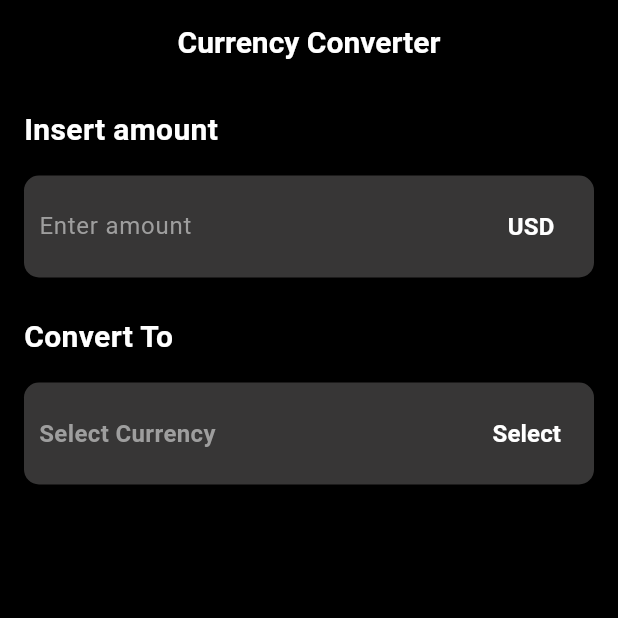
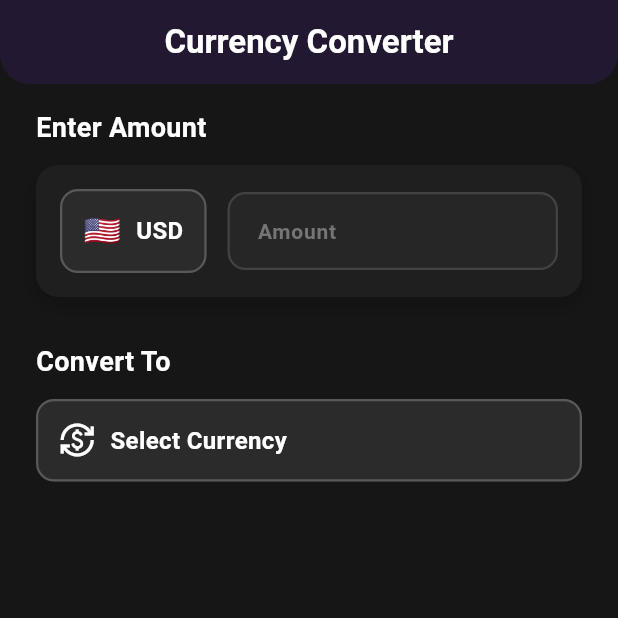
Before and after one commit to chehansivaruban/conversion_app, a Flutter app: the screen it shows after launch, on a phone screen of 412 x 824 dp, the top half of it. Run offline on Flutter 3.47's test engine with Material 3 defaults, Android fonts, the phone set to English and light mode, and no system bars; our stand-ins replace auto_route, connectivity_plus, dartz, dio, flutter_hooks, flutter_riverpod and 6 more; missing offline and left inert: country_flags, currency_picker; network calls fail; Roboto replaces fonts that are missing (SanFranciscoProRegular, Tondo); project files that could hold a hidden picture were left out.

Commit message:
minor implementation : ui fixes

```diff
--- a/lib/presentation/core/app.dart
+++ b/lib/presentation/core/app.dart
@@ -23,7 +23,7 @@ class App extends HookConsumerWidget {
           builder: (context, child) {
             return MaterialApp.router(
               routerConfig: appRouter.config(),
-              title: 'xyz',
+              title: 'Curency app',
               debugShowCheckedModeBanner: false,
               theme: theme,
             );
--- a/lib/presentation/currentcy_conversion/currency_conversion_page.dart
+++ b/lib/presentation/currentcy_conversion/currency_conversion_page.dart
@@ -1,11 +1,11 @@
 import 'package:auto_route/auto_route.dart';
-import 'package:currency_converter/presentation/core/values/text_styles.dart';
+import 'package:country_flags/country_flags.dart';
 import 'package:flutter/material.dart';
 import 'package:flutter/services.dart';
 import 'package:hooks_riverpod/hooks_riverpod.dart';
 import 'package:currency_picker/currency_picker.dart';
-
 import '../../application/currency_converter/currency_converter_state_provider.dart';
+import '../core/values/text_styles.dart';
 
 @RoutePage()
 class CurrencyConversionPage extends HookConsumerWidget {
@@ -14,51 +14,169 @@ class CurrencyConversionPage extends HookConsumerWidget {
   @override
   Widget build(BuildContext context, WidgetRef ref) {
     return Scaffold(
-      backgroundColor: Colors.black,
+      backgroundColor: const Color.fromARGB(255, 22, 22, 22),
       appBar: AppBar(
-        title: Center(
-          child: Text(
+        title: Text(
           'Currency Converter',
           style: sanFranciscoBold.copyWith(
-              fontSize: 20,
+            fontSize: 22,
             color: Colors.white,
           ),
         ),
+        backgroundColor: const Color.fromARGB(255, 27, 27, 27),
+        centerTitle: true,
+        elevation: 5,
+        shape: const RoundedRectangleBorder(
+          borderRadius: BorderRadius.vertical(
+            bottom: Radius.circular(20),
           ),
-        backgroundColor: Colors.black,
+        ),
       ),
       body: Padding(
-        padding: const EdgeInsets.all(16.0),
+        padding: const EdgeInsets.symmetric(horizontal: 24.0, vertical: 16.0),
         child: ListView(
+          physics: const BouncingScrollPhysics(),
           children: [
-            // Amount Input Section
-
             Text(
-              'Insert amount',
+              'Enter Amount',
               style: sanFranciscoBold.copyWith(
-                fontSize: 20,
+                fontSize: 18,
                 color: Colors.white,
               ),
             ),
-            const SizedBox(height: 16),
+            const SizedBox(height: 12),
             Container(
-              padding: const EdgeInsets.all(10),
+              padding: const EdgeInsets.symmetric(horizontal: 16, vertical: 16),
               decoration: BoxDecoration(
-                color: const Color.fromARGB(255, 55, 54, 54),
-                borderRadius: BorderRadius.circular(10),
+                color: const Color(0xFF1F1F1F),
+                borderRadius: BorderRadius.circular(15),
+                boxShadow: [
+                  BoxShadow(
+                    color: Colors.black.withOpacity(0.2),
+                    blurRadius: 10,
+                    offset: const Offset(0, 5),
+                  ),
+                ],
               ),
               child: Row(
                 children: [
-                  // Add source currency picker
+                  InkWell(
+                    onTap: () {
+                      showCurrencyPicker(
+                        context: context,
+                        theme: CurrencyPickerThemeData(
+                          backgroundColor: const Color(0xFF1F1F1F),
+                          bottomSheetHeight:
+                              MediaQuery.of(context).size.height * 0.8,
+                          titleTextStyle: sanFranciscoBold.copyWith(
+                            fontSize: 17,
+                            color: Colors.white,
+                          ),
+                          subtitleTextStyle: sanFranciscoBold.copyWith(
+                            color: Colors.grey,
+                            fontSize: 13,
+                          ),
+                          inputDecoration: const InputDecoration(
+                            hintText: 'Select Currency',
+                            hintStyle: TextStyle(color: Colors.grey),
+                            border: OutlineInputBorder(
+                              borderSide: BorderSide(color: Colors.grey),
+                              borderRadius:
+                                  BorderRadius.all(Radius.circular(12)),
+                            ),
+                            enabledBorder: OutlineInputBorder(
+                              borderSide: BorderSide(color: Colors.grey),
+                              borderRadius:
+                                  BorderRadius.all(Radius.circular(12)),
+                            ),
+                            focusedBorder: OutlineInputBorder(
+                              borderSide: BorderSide(color: Colors.grey),
+                              borderRadius:
+                                  BorderRadius.all(Radius.circular(12)),
+                            ),
+                            labelStyle: TextStyle(color: Colors.white),
+                            counterStyle: TextStyle(color: Colors.white),
+                          ),
+                        ),
+                        onSelect: (Currency currency) {
+                          ref
+                              .read(currencyConverterStateProvider.notifier)
+                              .setSourceCurrency(currency);
+                        },
+                      );
+                    },
+                    child: Container(
+                      padding: const EdgeInsets.symmetric(
+                          horizontal: 14, vertical: 12),
+                      decoration: BoxDecoration(
+                        color: const Color(0xFF2B2B2B),
+                        borderRadius: BorderRadius.circular(12),
+                        border: Border.all(
+                          color: Colors.grey.withOpacity(0.4),
+                          width: 1.5,
+                        ),
+                      ),
+                      child: Row(
+                        children: [
+                          Text(
+                            ref
+                                    .watch(currencyConverterStateProvider)
+                                    .sourceCurrency
+                                    .flag ??
+                                '',
+                            style: const TextStyle(fontSize: 20),
+                          ),
+                          const SizedBox(width: 10),
+                          Text(
+                            ref
+                                .watch(currencyConverterStateProvider.select(
+                                    (state) => state.sourceCurrency.code))
+                                .toUpperCase(),
+                            style: sanFranciscoBold.copyWith(
+                              fontSize: 16,
+                              color: Colors.white,
+                            ),
+                          ),
+                        ],
+                      ),
+                    ),
+                  ),
+                  const SizedBox(width: 14),
                   Expanded(
                     child: TextField(
                       keyboardType:
                           const TextInputType.numberWithOptions(decimal: true),
-                      style: const TextStyle(color: Colors.white),
-                      decoration: const InputDecoration(
-                        hintText: 'Enter amount',
-                        hintStyle: TextStyle(color: Colors.grey),
-                        border: InputBorder.none,
+                      style: sanFranciscoBold.copyWith(
+                        color: Colors.white,
+                      ),
+                      decoration: InputDecoration(
+                        hintText: 'Amount',
+                        hintStyle: sanFranciscoBold.copyWith(
+                          color: Colors.grey.shade600,
+                          fontSize: 14,
+                        ),
+                        contentPadding: const EdgeInsets.symmetric(
+                          horizontal: 16,
+                          vertical: 14,
+                        ),
+                        enabledBorder: OutlineInputBorder(
+                          borderSide: BorderSide(
+                            color: Colors.grey.shade800,
+                            width: 1.5,
+                          ),
+                          borderRadius:
+                              const BorderRadius.all(Radius.circular(12)),
+                        ),
+                        focusedBorder: OutlineInputBorder(
+                          borderSide: BorderSide(
+                            color: Colors.blueAccent.shade700,
+                            width: 2.0,
+                          ),
+                          borderRadius:
+                              const BorderRadius.all(Radius.circular(12)),
+                        ),
+                        filled: true,
+                        fillColor: const Color(0xFF262626),
                       ),
                       inputFormatters: [
                         FilteringTextInputFormatter.allow(
@@ -73,108 +191,30 @@ class CurrencyConversionPage extends HookConsumerWidget {
                       },
                     ),
                   ),
-                  const SizedBox(width: 10),
-                  TextButton(
-                    onPressed: () {
+                ],
+              ),
+            ),
+            const SizedBox(height: 30),
+            Text(
+              'Convert To',
+              style: sanFranciscoBold.copyWith(
+                fontSize: 18,
+                color: Colors.white,
+              ),
+            ),
+            const SizedBox(height: 12),
+            InkWell(
+              onTap: () {
                 showCurrencyPicker(
                   context: context,
                   theme: CurrencyPickerThemeData(
-                          backgroundColor: Colors.black,
-                          bottomSheetHeight:
-                              MediaQuery.of(context).size.height * 0.8,
+                    backgroundColor: const Color(0xFF1F1F1F),
+                    bottomSheetHeight: MediaQuery.of(context).size.height * 0.8,
                     titleTextStyle: sanFranciscoBold.copyWith(
                       fontSize: 17,
                       color: Colors.white,
                     ),
-                          subtitleTextStyle: const TextStyle(
-                            color: Colors.grey,
-                            fontSize: 13,
-                          ),
-                          inputDecoration: const InputDecoration(
-                            hintText: 'Select Currency',
-                            hintStyle: TextStyle(color: Colors.grey),
-                            border: OutlineInputBorder(
-                              borderSide: BorderSide(color: Colors.grey),
-                              borderRadius:
-                                  BorderRadius.all(Radius.circular(10)),
-                            ),
-                            enabledBorder: OutlineInputBorder(
-                              borderSide: BorderSide(color: Colors.grey),
-                              borderRadius:
-                                  BorderRadius.all(Radius.circular(10)),
-                            ),
-                            focusedBorder: OutlineInputBorder(
-                              borderSide: BorderSide(color: Colors.grey),
-                              borderRadius:
-                                  BorderRadius.all(Radius.circular(10)),
-                            ),
-                            labelStyle: TextStyle(color: Colors.white),
-                            // Style for input text
-                            counterStyle: TextStyle(color: Colors.white),
-                          ),
-                          // currencyNameTextStyle:
-                          //     const TextStyle(color: Colors.white),
-                          // currencyCodeTextStyle:
-                          //     const TextStyle(color: Colors.white),
-                        ),
-                        onSelect: (Currency currency) {
-                          ref
-                              .read(currencyConverterStateProvider.notifier)
-                              .setSourceCurrency(currency);
-                        },
-                      );
-                    },
-                    child: Text(
-                      ref.watch(currencyConverterStateProvider
-                          .select((state) => state.sourceCurrency.code)),
-                      style: sanFranciscoBold.copyWith(
-                        fontSize: 16,
-                        color: Colors.white,
-                      ),
-                    ),
-                  ),
-                ],
-              ),
-            ),
-
-            const SizedBox(height: 25),
-            Text(
-              'Convert To',
-              style: sanFranciscoBold.copyWith(
-                fontSize: 20,
-                color: Colors.white,
-              ),
-            ),
-            const SizedBox(height: 16),
-            Container(
-              padding: const EdgeInsets.all(10),
-              decoration: BoxDecoration(
-                color: const Color.fromARGB(255, 55, 54, 54),
-                borderRadius: BorderRadius.circular(10),
-              ),
-              child: Row(
-                mainAxisAlignment: MainAxisAlignment.spaceBetween,
-                children: [
-                  Text(
-                    'Select Currency',
-                    style: sanFranciscoBold.copyWith(
-                      fontSize: 16,
-                      color: Colors.grey,
-                    ),
-                  ),
-                  TextButton(
-                    onPressed: () {
-                      showCurrencyPicker(
-                        context: context,
-                        theme: CurrencyPickerThemeData(
-                          backgroundColor: Colors.black,
-                          bottomSheetHeight:
-                              MediaQuery.of(context).size.height * 0.8,
-                          titleTextStyle: sanFranciscoBold.copyWith(
-                            fontSize: 17,
-                            color: Colors.white,
-                          ),
-                          subtitleTextStyle: const TextStyle(
+                    subtitleTextStyle: sanFranciscoBold.copyWith(
                       color: Colors.grey,
                       fontSize: 13,
                     ),
@@ -187,27 +227,18 @@ class CurrencyConversionPage extends HookConsumerWidget {
                       hintStyle: TextStyle(color: Colors.grey),
                       border: OutlineInputBorder(
                         borderSide: BorderSide(color: Colors.grey),
-                              borderRadius:
-                                  BorderRadius.all(Radius.circular(10)),
+                        borderRadius: BorderRadius.all(Radius.circular(12)),
                       ),
                       enabledBorder: OutlineInputBorder(
                         borderSide: BorderSide(color: Colors.grey),
-                              borderRadius:
-                                  BorderRadius.all(Radius.circular(10)),
+                        borderRadius: BorderRadius.all(Radius.circular(12)),
                       ),
                       focusedBorder: OutlineInputBorder(
                         borderSide: BorderSide(color: Colors.grey),
-                              borderRadius:
-                                  BorderRadius.all(Radius.circular(10)),
+                        borderRadius: BorderRadius.all(Radius.circular(12)),
                       ),
                       labelStyle: TextStyle(color: Colors.white),
-                            // Style for input text
-                            counterStyle: TextStyle(color: Colors.white),
                     ),
-                          // currencyNameTextStyle:
-                          //     const TextStyle(color: Colors.white),
-                          // currencyCodeTextStyle:
-                          // const TextStyle(color: Colors.white),
                   ),
                   onSelect: (Currency currency) {
                     ref
@@ -216,43 +247,69 @@ class CurrencyConversionPage extends HookConsumerWidget {
                   },
                 );
               },
-                    child: Text(
-                      'Select',
+              child: Container(
+                padding:
+                    const EdgeInsets.symmetric(horizontal: 14, vertical: 14),
+                decoration: BoxDecoration(
+                  color: const Color(0xFF2B2B2B),
+                  borderRadius: BorderRadius.circular(12),
+                  border: Border.all(
+                    color: Colors.grey.withOpacity(0.4),
+                    width: 1.5,
+                  ),
+                ),
+                child: Row(
+                  children: [
+                    const Icon(
+                      Icons.currency_exchange,
+                      color: Colors.white,
+                    ),
+                    const SizedBox(width: 10),
+                    Text(
+                      'Select Currency',
                       style: sanFranciscoBold.copyWith(
                         fontSize: 16,
                         color: Colors.white,
                       ),
                     ),
-                  ),
                   ],
                 ),
               ),
-            // Display selected target currencies
+            ),
             const SizedBox(height: 16),
-            ...ref
-                .watch(currencyConverterStateProvider)
-                .targetCurrencies
-                .map((currency) => Padding(
+            ...ref.watch(currencyConverterStateProvider).targetCurrencies.map(
+                  (currency) => Padding(
                     padding: const EdgeInsets.only(bottom: 8.0),
                     child: Container(
-                        padding: const EdgeInsets.all(10),
+                      padding: const EdgeInsets.all(12),
                       decoration: BoxDecoration(
-                          color: const Color.fromARGB(255, 55, 54, 54),
-                          borderRadius: BorderRadius.circular(10),
+                        color: const Color(0xFF1F1F1F),
+                        borderRadius: BorderRadius.circular(12),
+                        border: Border.all(
+                          color: Colors.grey.withOpacity(0.3),
+                          width: 1.5,
+                        ),
                       ),
                       child: Row(
                         mainAxisAlignment: MainAxisAlignment.spaceBetween,
                         children: [
                           Row(
                             children: [
-                                Text(
-                                  currency.flag ?? '',
-                                  style: const TextStyle(fontSize: 25),
+                              Container(
+                                padding: const EdgeInsets.symmetric(
+                                    horizontal: 12, vertical: 8),
+                                decoration: BoxDecoration(
+                                  color: const Color(0xFF2B2B2B),
+                                  borderRadius: BorderRadius.circular(12),
                                 ),
-                                const SizedBox(width: 12),
-                                Column(
-                                  crossAxisAlignment: CrossAxisAlignment.start,
+                                child: Row(
                                   children: [
+                                    CountryFlag.fromCountryCode(
+                                      currency.flag?.substring(0, 2) ?? '',
+                                      height: 25,
+                                      width: 35,
+                                    ),
+                                    const SizedBox(width: 10),
                                     Text(
                                       currency.code,
                                       style: sanFranciscoBold.copyWith(
@@ -260,57 +317,60 @@ class CurrencyConversionPage extends HookConsumerWidget {
                                         color: Colors.white,
                                       ),
                                     ),
+                                  ],
+                                ),
+                              ),
+                              const SizedBox(width: 10),
                               Builder(
                                 builder: (context) {
-                                        final state = ref.watch(
-                                            currencyConverterStateProvider);
+                                  final state =
+                                      ref.watch(currencyConverterStateProvider);
                                   if (state.amount <= 0 ||
                                       state.ratesPerUnit == null) {
                                     return const SizedBox.shrink();
                                   }
 
-                                        final rate = state
-                                            .ratesPerUnit.rates[currency.code];
+                                  final rate =
+                                      state.ratesPerUnit.rates[currency.code];
                                   if (rate == null) {
                                     return Text(
                                       'Rate not available',
                                       style: sanFranciscoBold.copyWith(
                                         fontSize: 14,
-                                              color: Colors.red,
+                                        color: Colors.redAccent.shade200,
                                       ),
                                     );
                                   }
 
-                                        final convertedAmount =
-                                            state.amount * rate;
+                                  final convertedAmount = state.amount * rate;
                                   return Text(
-                                          convertedAmount.toStringAsFixed(2),
+                                    '${convertedAmount.toStringAsFixed(2)} ${currency.symbol}',
                                     style: sanFranciscoBold.copyWith(
                                       fontSize: 14,
-                                            color: Colors.green,
+                                      color: Colors.greenAccent,
                                     ),
                                   );
                                 },
                               ),
                             ],
                           ),
-                              ],
+                          IconButton(
+                            icon: const Icon(
+                              Icons.close,
+                              color: Colors.redAccent,
+                              size: 22,
                             ),
-                            IconButton(
-                              icon:
-                                  const Icon(Icons.close, color: Colors.white),
                             onPressed: () {
                               ref
-                                    .read(
-                                        currencyConverterStateProvider.notifier)
+                                  .read(currencyConverterStateProvider.notifier)
                                   .removeTargetCurrency(currency);
                             },
                           ),
                         ],
                       ),
                     ),
-                    ))
-                .toList(),
+                  ),
+                ),
           ],
         ),
       ),
--- a/pubspec.yaml
+++ b/pubspec.yaml
@@ -18,6 +18,7 @@ dependencies:
   connectivity_plus: ^4.0.1
   dartz: ^0.10.1
   dio: ^5.3.0
+  country_flags: ^3.0.0
 
   flutter:
     sdk: flutter
```
Also changed, not shown: pubspec.lock. Lines whose indentation alone changed are shown as unchanged.
